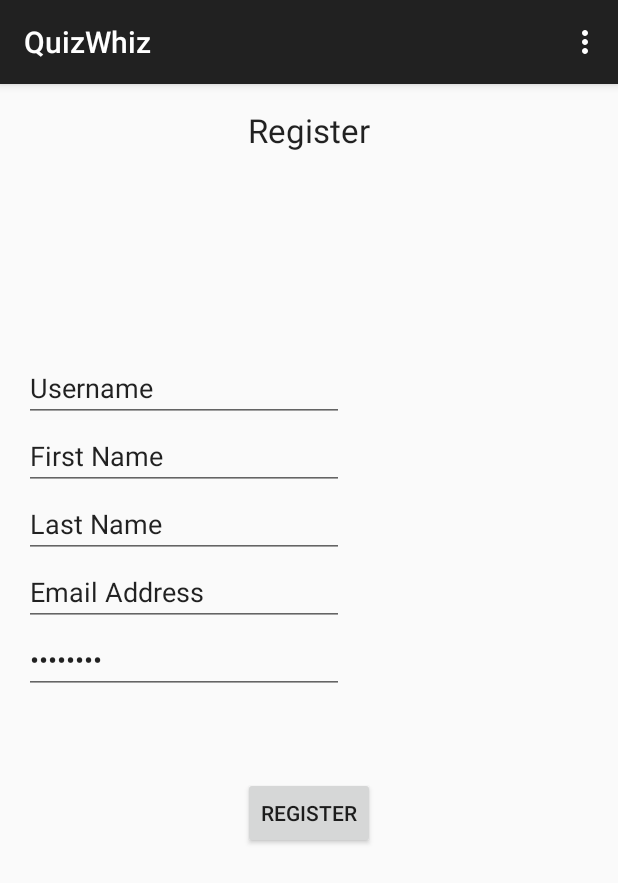
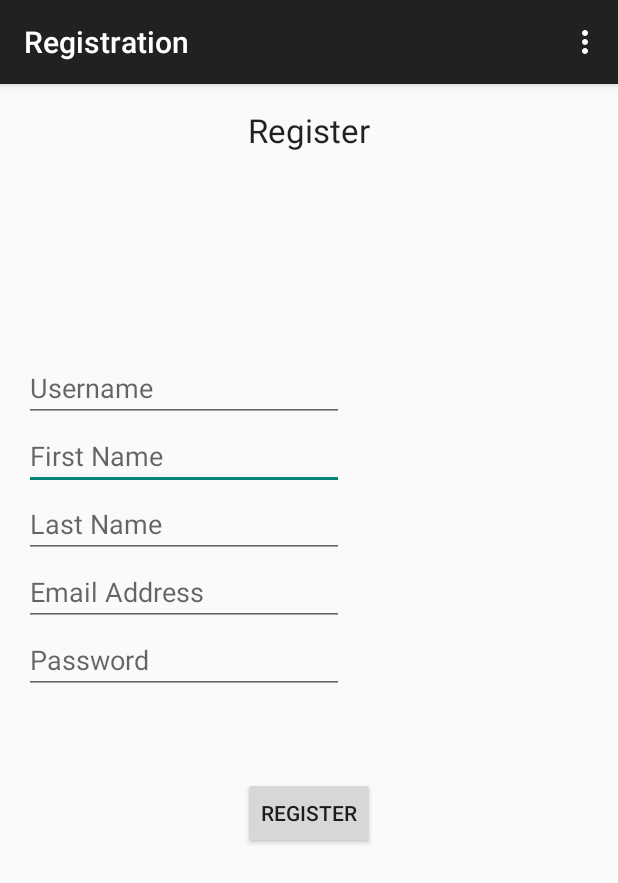
Before and after one commit to jbeale/QuizMe, an Android app: the screen it shows after launch (Main before the commit, Registration after it), after a tap on "SIGN UP", on a phone screen of 412 x 824 dp. Shown: the top 883 px of the screen. Run offline under Robolectric (Android 15) with nearby library versions, the phone set to English and light mode, and no system bars; libraries missing offline, so code that uses them is left out: retrofit.client.

Commit message:
fixed registration

```diff
--- a/android/QuizWhiz/app/src/main/java/com/whiz/quiz/quizwhiz/Main.java
+++ b/android/QuizWhiz/app/src/main/java/com/whiz/quiz/quizwhiz/Main.java
@@ -38,7 +38,9 @@ public class Main extends ActionBarActivity {
         buttonSignUp.setOnClickListener(new View.OnClickListener(){
             @Override
             public void onClick(View v) {
-                setContentView(R.layout.activity_registration);
+                Intent intent = new Intent(v.getContext(), Registration.class);
+                intent.addFlags(Intent.FLAG_ACTIVITY_BROUGHT_TO_FRONT);
+                startActivity(intent);
             }
 
         });
@@ -62,6 +64,7 @@ public class Main extends ActionBarActivity {
 
     public void login(String username, String password) {
         RestClient.get().login(username, password, new Callback<RestResponse<LoginResponseBody>>() {
+
             @Override
             public void success(RestResponse<LoginResponseBody> loginResponseBodyRestResponse, Response response) {
                 //Toast.makeText(getApplicationContext(), "SUCCESS! Hi "+loginResponseBodyRestResponse.body.user.email, Toast.LENGTH_SHORT);
@@ -75,7 +78,7 @@ public class Main extends ActionBarActivity {
 
             @Override
             public void failure(RetrofitError error) {
-                Toast.makeText(getApplicationContext(), "Incorrect credentials. Please register or try again.", Toast.LENGTH_SHORT);
+                Toast.makeText(getApplicationContext(), "Incorrect credentials. Please register or try again.", Toast.LENGTH_SHORT).show();
             }
         });
     };
--- a/android/QuizWhiz/app/src/main/java/com/whiz/quiz/quizwhiz/service/RestClient.java
+++ b/android/QuizWhiz/app/src/main/java/com/whiz/quiz/quizwhiz/service/RestClient.java
@@ -21,8 +21,6 @@ public class RestClient {
 
     public static Api get() { return REST_CLIENT; };
 
-    public static Api set() { return REST_CLIENT; };
-
     public static void setupRestClient() {
         RestAdapter.Builder builder = new RestAdapter.Builder()
                 .setEndpoint(ROOT)
--- a/android/QuizWhiz/app/src/main/res/layout/activity_registration.xml
+++ b/android/QuizWhiz/app/src/main/res/layout/activity_registration.xml
@@ -22,7 +22,7 @@
         android:inputType="textPersonName"
         android:ems="10"
         android:id="@+id/editFirstName"
-        android:text="First Name"
+        android:hint="First Name"
         android:layout_above="@+id/editLastName"
         android:layout_alignParentLeft="true"
         android:layout_alignParentStart="true" />
@@ -31,7 +31,7 @@
         android:layout_width="wrap_content"
         android:layout_height="wrap_content"
         android:inputType="textPersonName"
-        android:text="Last Name"
+        android:hint="Last Name"
         android:ems="10"
         android:id="@+id/editLastName"
         android:layout_above="@+id/editEmailReg"
@@ -44,7 +44,7 @@
         android:inputType="textEmailAddress"
         android:ems="10"
         android:id="@+id/editEmailReg"
-        android:text="Email Address"
+        android:hint="Email Address"
         android:layout_above="@+id/editPasswordReg"
         android:layout_alignParentLeft="true"
         android:layout_alignParentStart="true" />
@@ -55,7 +55,7 @@
         android:inputType="textPassword"
         android:ems="10"
         android:id="@+id/editPasswordReg"
-        android:text="Password"
+        android:hint="Password"
         android:layout_centerVertical="true"
         android:layout_alignParentLeft="true"
         android:layout_alignParentStart="true" />
@@ -73,7 +73,7 @@
         android:layout_width="wrap_content"
         android:layout_height="wrap_content"
         android:id="@+id/editUsername"
-        android:text="Username"
+        android:hint="Username"
         android:layout_above="@+id/editFirstName"
         android:layout_alignParentLeft="true"
         android:layout_alignParentStart="true"
```
Also changed, not shown: android/QuizWhiz/app/src/main/java/com/whiz/quiz/quizwhiz/Registration.java (+20 -5 lines).
